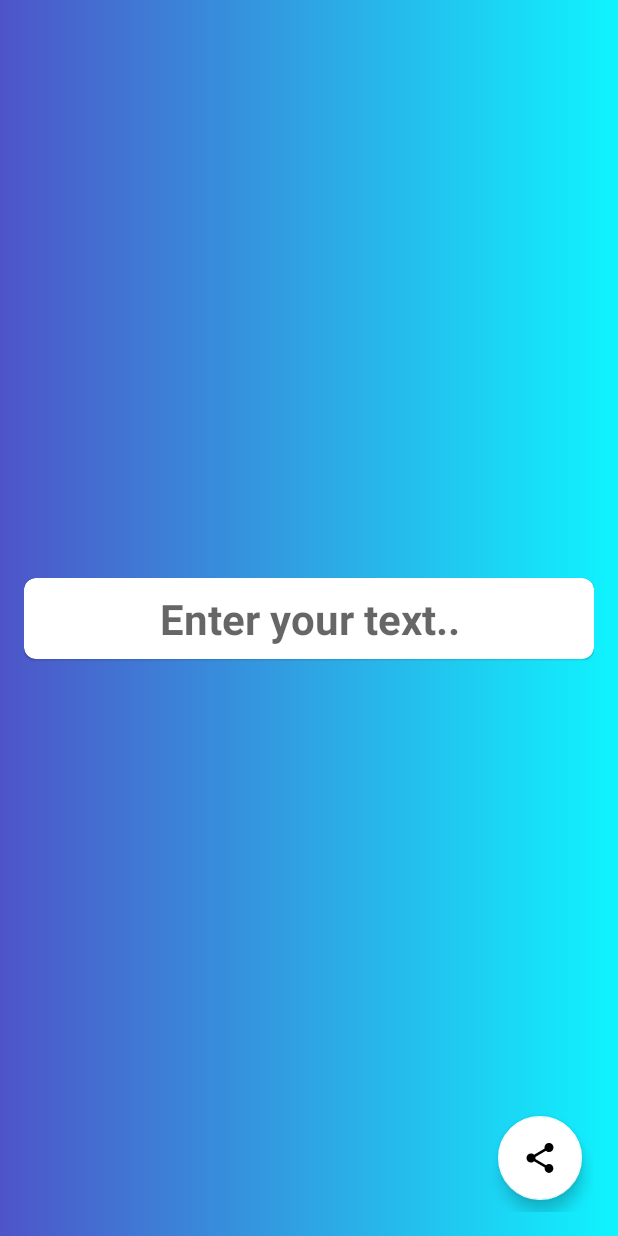
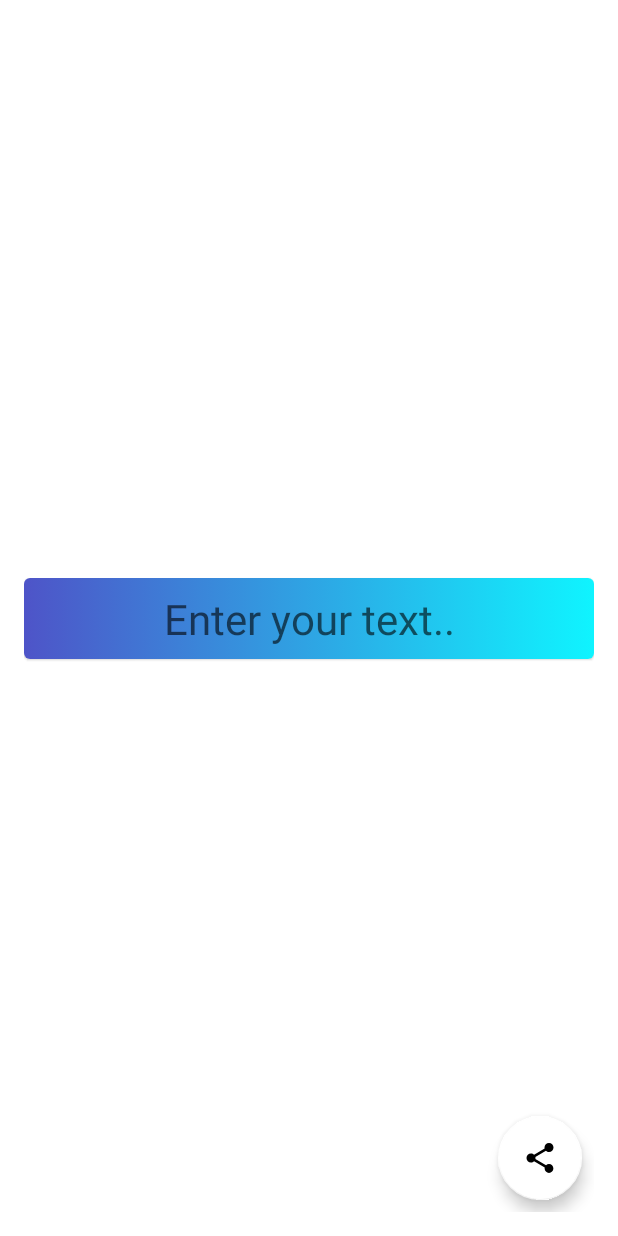
Before and after one commit to ShivamHP/view_to_image_app, an Android app: the layout activity_main.xml on its own in the app's theme, with its tools: preview values and no code run, on a phone screen of 412 x 824 dp. Run offline under Robolectric (Android 15) with nearby library versions, the phone set to English and light mode, and no system bars.

Commit message:
Adding text and link in intent Changing the bg color of cardView

```diff
--- a/app/src/main/res/layout/activity_main.xml
+++ b/app/src/main/res/layout/activity_main.xml
@@ -11,31 +11,31 @@
         android:layout_width="match_parent"
         android:layout_height="match_parent"
         android:padding="16dp"
-        android:background="@drawable/gradient_background"
+
         tools:context=".MainActivity">
 
         <com.google.android.material.card.MaterialCardView
             android:layout_width="match_parent"
             android:layout_height="wrap_content"
             android:id="@+id/cardView"
+            android:padding="20dp"
             app:layout_constraintTop_toTopOf="parent"
             app:layout_constraintBottom_toBottomOf="parent"
             app:layout_constraintStart_toStartOf="parent"
-            app:layout_constraintEnd_toEndOf="parent"
-            app:cardCornerRadius="8dp">
+            app:layout_constraintEnd_toEndOf="parent">
 
             <com.google.android.material.textfield.TextInputEditText
                 android:layout_width="match_parent"
                 android:layout_height="wrap_content"
                 android:padding="8dp"
-                android:background="@android:color/transparent"
+                android:background="@drawable/gradient_background"
                 android:hint="@string/enter_your_text"
                 android:textSize="28sp"
-                android:textStyle="bold"
                 android:textAlignment="center"
                 android:id="@+id/textView" />
 
         </com.google.android.material.card.MaterialCardView>
+
 
         <com.google.android.material.floatingactionbutton.FloatingActionButton
             android:layout_width="wrap_content"
```
Also changed, not shown: app/src/main/java/com/shivam/uv_app/MainActivity.kt (+2 -18 lines).
